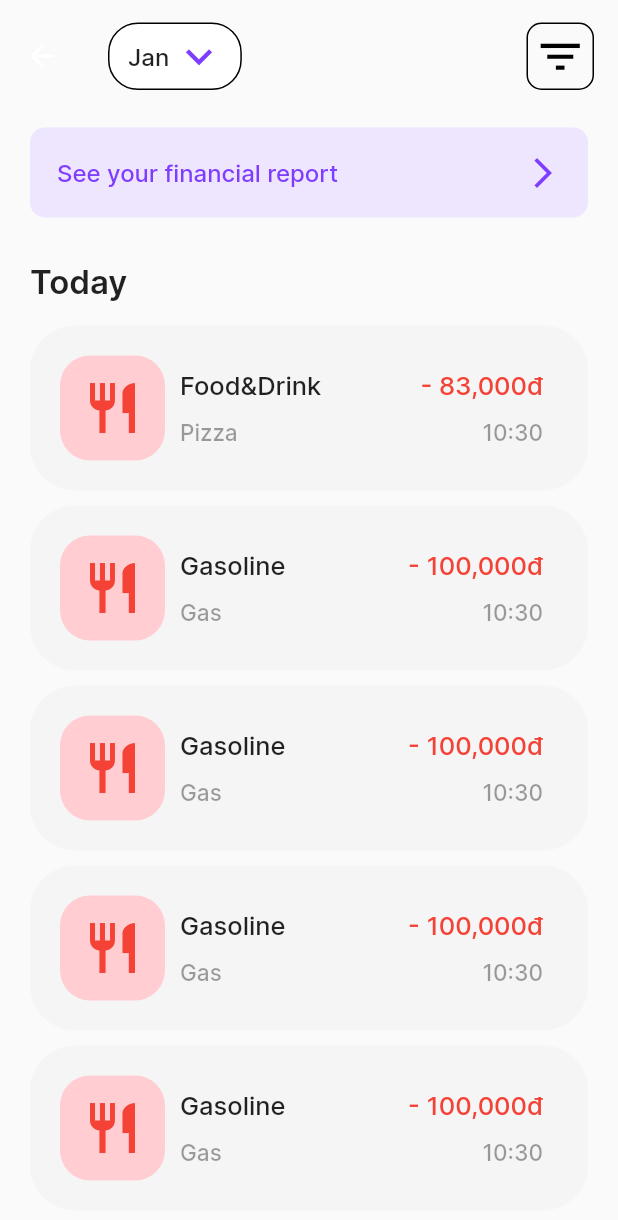
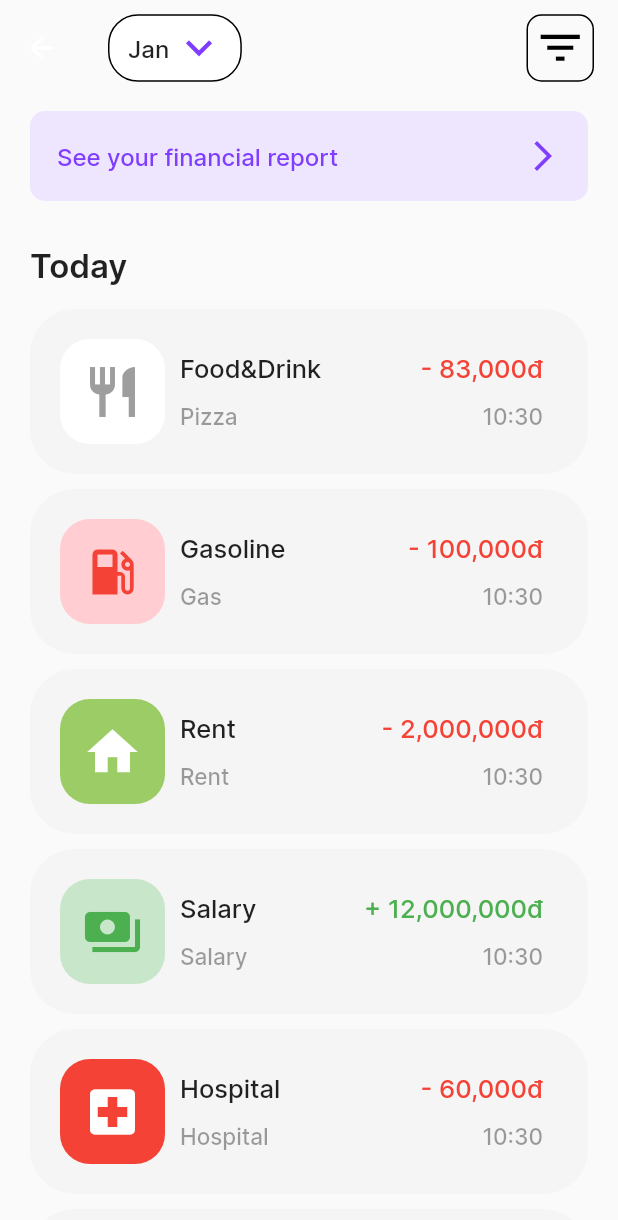
Before and after one commit to 20021462/FlutterHelloWorld, a Flutter app: the ReportingPage screen opened directly, on a phone screen of 412 x 824 dp. Shown: the top 1220 px of the screen. Run offline on Flutter 3.47's test engine with Material 2 defaults, Android fonts, the phone set to English and light mode, and no system bars; our stand-ins replace cloud_firestore, firebase_auth, firebase_core, flutter_masked_text, smooth_page_indicator; accounts and stored records are empty; statements that could not run were skipped.

Commit message:
Squashed commit of the following:
commit 817db3b8659cc38b34af4d92c193106d28166caf
Author: Alter <crimson.lotus.201@gmail.com>
Date:   Fri Oct 21 14:33:54 2022 +0700

    21/10/22: Adjust Icon + adding transaction

```diff
--- a/lib/back_end/group_money.dart
+++ b/lib/back_end/group_money.dart
@@ -1,6 +1,6 @@
 // ignore_for_file: constant_identifier_names
 
-import 'package:flutter/cupertino.dart';
+import 'package:flutter/material.dart';
 
 const String INCOME = "INCOME";
 const String OUTCOME = "OUTCOME";
@@ -21,38 +21,42 @@
 const int OTHER_INCOME = 12;
 
 class GroupMoney {
+  int id;
   String name;
   String type;
-  Image icon;
+  IconData icon;
+  Color color;
+  Color background;
 
-  GroupMoney(this.name, this.type, this.icon);
+  GroupMoney(
+      this.id, this.name, this.type, this.icon, this.color, this.background);
 }
 
-List<GroupMoney> groupMoneyList = [
-  GroupMoney("Pick a money group", INCOME,
-      Image.asset("assets/images/undefined.png", width: 32, height: 32)),
-  GroupMoney("Food&Drink", OUTCOME,
-      Image.asset("assets/images/food.png", width: 32, height: 32)),
-  GroupMoney("Gasoline", OUTCOME,
-      Image.asset("assets/images/move.png", width: 32, height: 32)),
-  GroupMoney("Rent", OUTCOME,
-      Image.asset("assets/images/rent.png", width: 32, height: 32)),
-  GroupMoney("Hospital", OUTCOME,
-      Image.asset("assets/images/hospital.png", width: 32, height: 32)),
-  GroupMoney("Education", OUTCOME,
-      Image.asset("assets/images/education.png", width: 32, height: 32)),
-  GroupMoney("Pets", OUTCOME,
-      Image.asset("assets/images/pets.png", width: 32, height: 32)),
-  GroupMoney("Entertainment", OUTCOME,
-      Image.asset("assets/images/entertainment.png", width: 32, height: 32)),
-  GroupMoney("Sports", OUTCOME,
-      Image.asset("assets/images/sports.png", width: 32, height: 32)),
-  GroupMoney("Bills", OUTCOME,
-      Image.asset("assets/images/bills.png", width: 32, height: 32)),
-  GroupMoney("Investment", OUTCOME,
-      Image.asset("assets/images/investment.png", width: 32, height: 32)),
-  GroupMoney("Salary", INCOME,
-      Image.asset("assets/images/salary.png", width: 32, height: 32)),
-  GroupMoney("Other income", INCOME,
-      Image.asset("assets/images/otherIncome.png", width: 32, height: 32))
+var groupMoneyList = [
+  GroupMoney(UNDEFINED, "Pick a money group", INCOME, Icons.question_mark,
+      Colors.white, Colors.yellow),
+  GroupMoney(
+      FOOD, "Food&Drink", OUTCOME, Icons.restaurant, Colors.grey, Colors.white),
+  GroupMoney(GASOLINE_EXPENSES, "Gasoline", OUTCOME, Icons.local_gas_station,
+      Colors.red, Colors.red.shade100),
+  GroupMoney(RENT, "Rent", OUTCOME, Icons.home, Colors.white,
+      Colors.lightGreen.shade400),
+  GroupMoney(HOSPITAL, "Hospital", OUTCOME, Icons.local_hospital, Colors.white,
+      Colors.red),
+  GroupMoney(EDUCATION, "Education", OUTCOME, Icons.school,
+      Colors.indigo.shade800, Colors.cyan.shade100),
+  GroupMoney(
+      PETS, "Pets", OUTCOME, Icons.pets, Colors.pink.shade100, Colors.white),
+  GroupMoney(ENTERTAINMENT, "Entertainment", OUTCOME, Icons.sports_esports,
+      Colors.white, Colors.deepOrange),
+  GroupMoney(SPORTS, "Sports", OUTCOME, Icons.sports_basketball, Colors.orange,
+      Colors.orange.shade100),
+  GroupMoney(BILLS, "Bills", OUTCOME, Icons.receipt, Colors.white,
+      Colors.blue.shade300),
+  GroupMoney(INVESTMENT, "Investment", OUTCOME, Icons.trending_up,
+      Colors.yellow.shade400, Colors.blue),
+  GroupMoney(SALARY, "Salary", INCOME, Icons.payments, Colors.green,
+      Colors.green.shade100),
+  GroupMoney(OTHER_INCOME, "Other income", INCOME, Icons.paid, Colors.green,
+      Colors.green.shade100),
 ];
--- a/lib/main.dart
+++ b/lib/main.dart
@@ -4,7 +4,6 @@
 import 'package:firebase_core/firebase_core.dart';
 import 'package:hello_world/reporting_page.dart';
 import 'back_end/moma_user.dart';
-import 'introduction_page/introduction_pageview.dart';
 
 // const MaterialColor primaryBlack = MaterialColor(
 //   _blackPrimaryValue,
--- a/lib/reporting_page.dart
+++ b/lib/reporting_page.dart
@@ -19,13 +19,13 @@
 List<Transaction> transactions = [
   Transaction(83000, DateTime.now(), FOOD, 'Pizza'),
   Transaction(100000, DateTime.now(), GASOLINE_EXPENSES, 'Gas'),
-  Transaction(100000, DateTime.now(), GASOLINE_EXPENSES, 'Gas'),
-  Transaction(100000, DateTime.now(), GASOLINE_EXPENSES, 'Gas'),
-  Transaction(100000, DateTime.now(), GASOLINE_EXPENSES, 'Gas'),
-  Transaction(100000, DateTime.now(), GASOLINE_EXPENSES, 'Gas'),
-  Transaction(100000, DateTime.now(), GASOLINE_EXPENSES, 'Gas'),
-  Transaction(100000, DateTime.now(), GASOLINE_EXPENSES, 'Gas'),
-  Transaction(100000, DateTime.now(), GASOLINE_EXPENSES, 'Gas'),
+  Transaction(2000000, DateTime.now(), RENT, 'Rent'),
+  Transaction(12000000, DateTime.now(), SALARY, 'Salary'),
+  Transaction(60000, DateTime.now(), HOSPITAL, 'Hospital'),
+  Transaction(700000, DateTime.now(), EDUCATION, ''),
+  Transaction(100000, DateTime.now(), PETS, ''),
+  Transaction(320000, DateTime.now(), SPORTS, ''),
+  Transaction(230000, DateTime.now(), BILLS, ''),
 ];
 
 class _ReportingPageState extends State<ReportingPage> {
@@ -37,7 +37,7 @@
         appBar: AppBar(
           backgroundColor: Colors.transparent,
           elevation: 0,
-          toolbarHeight: 75,
+          toolbarHeight: 64,
           title: Row(
             mainAxisAlignment: MainAxisAlignment.spaceBetween,
             children: [
@@ -168,12 +168,17 @@
                               height: 70,
                               width: 70,
                               decoration: BoxDecoration(
-                                color: Colors.red.shade100,
+                                color:
+                                    groupMoneyList[transaction.getGroupMoney()]
+                                        .background,
                                 borderRadius: BorderRadius.circular(20),
                               ),
-                              child: const Icon(
-                                Icons.restaurant,
-                                color: Colors.red,
+                              child: Icon(
+                                groupMoneyList[transaction.getGroupMoney()]
+                                    .icon,
+                                color:
+                                    groupMoneyList[transaction.getGroupMoney()]
+                                        .color,
                                 size: 40,
                               ),
                             ),
@@ -211,10 +216,21 @@
                                 mainAxisAlignment:
                                     MainAxisAlignment.spaceBetween,
                                 children: [
-                                  Text(
+                                  groupMoneyList[transaction.getGroupMoney()]
+                                              .type ==
+                                          'OUTCOME'
+                                      ? Text(
                                           '- ${NumberFormat("#,###").format(transaction.getMoney())}đ',
                                           style: const TextStyle(
                                             color: Colors.red,
+                                            fontWeight: FontWeight.w500,
+                                            fontSize: 17,
+                                          ),
+                                        )
+                                      : Text(
+                                          '+ ${NumberFormat("#,###").format(transaction.getMoney())}đ',
+                                          style: const TextStyle(
+                                            color: Colors.green,
                                             fontWeight: FontWeight.w500,
                                             fontSize: 17,
                                           ),
```
Also changed, not shown: lib/adding_page.dart (+39 -49 lines), lib/login_page/reset_password_email.dart (+15 -12 lines). Lines whose indentation alone changed are shown as unchanged.
